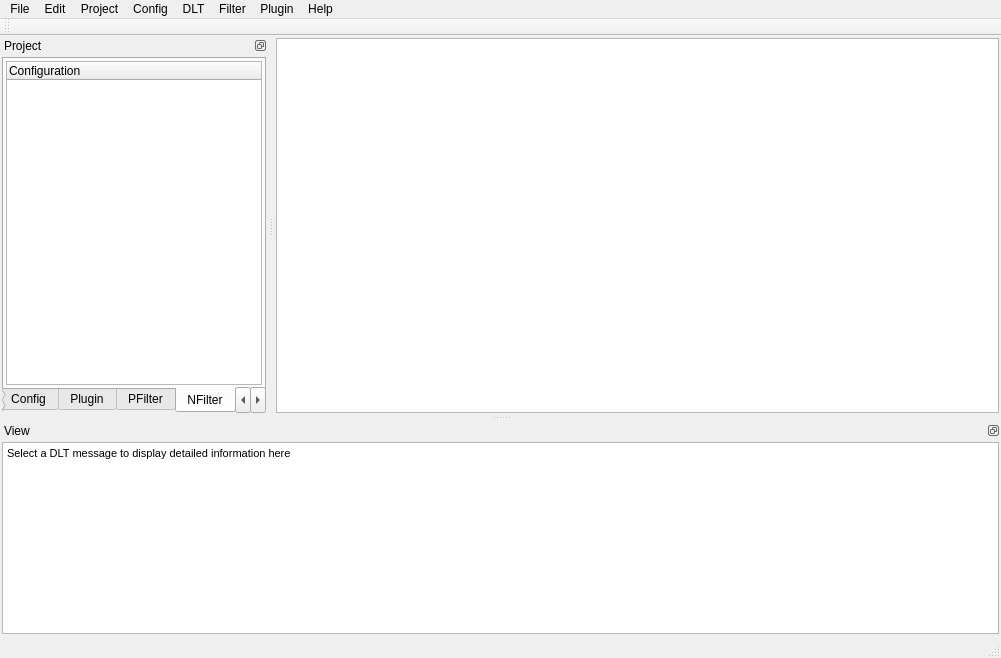
Before: the Qt Designer form src/mainwindow.ui in COVESA/dlt-viewer, drawn with Qt 5.
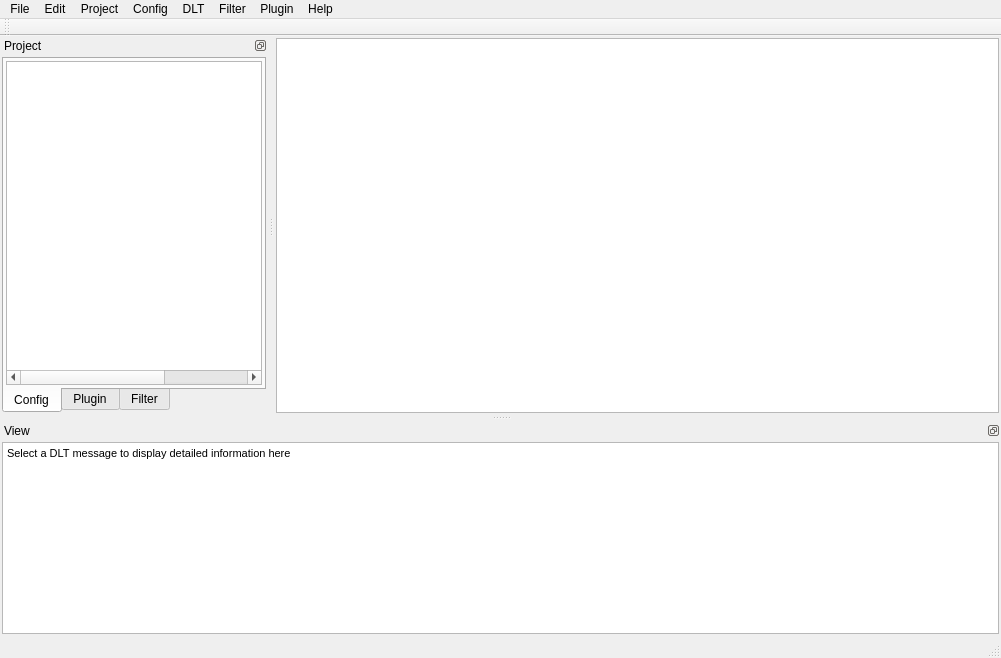
After: the same form once the commit is applied. The open tabs and pages were chosen to show the change. Icons and pictures are not drawn.

Commit message: [GSW-37] Add filter with preset parameters in context menues fixed

Diff of the .ui file:
```diff
--- a/src/mainwindow.ui
+++ b/src/mainwindow.ui
@@ -210,6 +210,9 @@
      </property>
      <item>
       <widget class="QTabWidget" name="tabWidget">
+       <property name="enabled">
+        <bool>true</bool>
+       </property>
        <property name="tabPosition">
         <enum>QTabWidget::South</enum>
        </property>
@@ -319,7 +322,7 @@
        </widget>
        <widget class="QWidget" name="tabPFilter">
         <attribute name="title">
-         <string>PFilter</string>
+         <string>Filter</string>
         </attribute>
         <layout class="QVBoxLayout" name="verticalLayout_5">
          <property name="margin">
@@ -351,68 +354,6 @@
          </item>
         </layout>
        </widget>
-       <widget class="QWidget" name="tabNFilter">
-        <attribute name="title">
-         <string>NFilter</string>
-        </attribute>
-        <layout class="QVBoxLayout" name="verticalLayout_7">
-         <property name="margin">
-          <number>2</number>
-         </property>
-         <item>
-          <widget class="QTreeWidget" name="nfilterWidget">
-           <property name="contextMenuPolicy">
-            <enum>Qt::CustomContextMenu</enum>
-           </property>
-           <property name="rootIsDecorated">
-            <bool>false</bool>
-           </property>
-           <property name="headerHidden">
-            <bool>false</bool>
-           </property>
-           <property name="expandsOnDoubleClick">
-            <bool>false</bool>
-           </property>
-           <column>
-            <property name="text">
-             <string notr="true">Configuration</string>
-            </property>
-           </column>
-          </widget>
-         </item>
-        </layout>
-       </widget>
-       <widget class="QWidget" name="tabMarker">
-        <attribute name="title">
-         <string>Marker</string>
-        </attribute>
-        <layout class="QVBoxLayout" name="verticalLayout_8">
-         <property name="margin">
-          <number>2</number>
-         </property>
-         <item>
-          <widget class="QTreeWidget" name="markerWidget">
-           <property name="contextMenuPolicy">
-            <enum>Qt::CustomContextMenu</enum>
-           </property>
-           <property name="rootIsDecorated">
-            <bool>false</bool>
-           </property>
-           <property name="headerHidden">
-            <bool>false</bool>
-           </property>
-           <property name="expandsOnDoubleClick">
-            <bool>false</bool>
-           </property>
-           <column>
-            <property name="text">
-             <string notr="true">Configuration</string>
-            </property>
-           </column>
-          </widget>
-         </item>
-        </layout>
-       </widget>
       </widget>
      </item>
     </layout>
```
Left out of the diff: 35 changed lines with no effect on the pictures. The commit also changes 8 other files.
